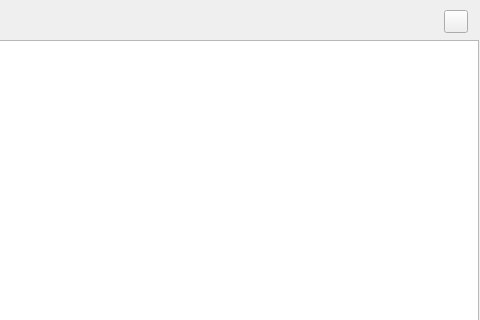
First picture: the form in ChainIDE/popwidget/consoledialog.ui, repository HcashOrg/HX-IDE, before the edit; both pictures show x 120 to 600 and y 0 to 320 of the 600 by 503 pixel window.
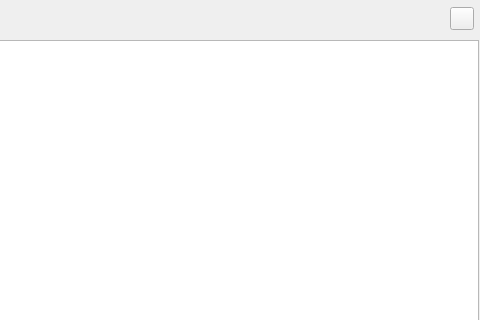
Second picture: the form after the edit.

```diff
--- a/ChainIDE/popwidget/consoledialog.ui
+++ b/ChainIDE/popwidget/consoledialog.ui
@@ -93,8 +93,8 @@
   <widget class="QToolButton" name="closeBtn">
    <property name="geometry">
     <rect>
-     <x>564</x>
-     <y>10</y>
+     <x>570</x>
+     <y>7</y>
      <width>24</width>
      <height>23</height>
     </rect>
```
